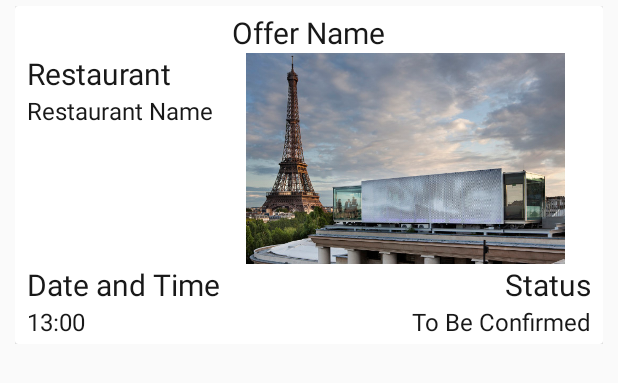
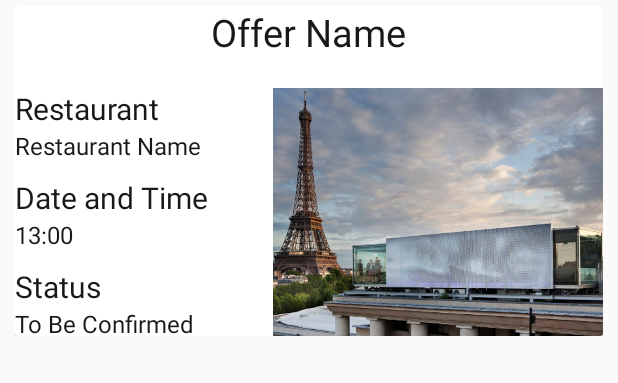
Before and after one commit to pmgrp/Lab4, an Android app: the layout user_reservation_card.xml on its own in the app's theme, with its tools: preview values and no code run, on a phone screen of 412 x 824 dp. Shown: the top 383 px of the screen. Run offline under Robolectric (Android 15) with nearby library versions, the phone set to English and light mode, and no system bars.

Commit message:
Changes in reservation design and some minor bugs fixed

```diff
--- a/app/src/main/java/a15/group/lab4/DataGen.java
+++ b/app/src/main/java/a15/group/lab4/DataGen.java
@@ -75,7 +75,7 @@ public class DataGen {
         off5.setPhoto(imagePath);
         off5.setName("Chicken");
         off5.setPrice(8);
-        off5.setRestaurantLatitude(35.689487); //Tokio
+        off5.setRestaurantLatitude(35.689487); //Tokyo
         off5.setRestaurantLongitude(139.691706);
         off5.setRestaurantName("Keio Sushi");
         off5.setDescription("Japanese style fried chicken");
@@ -88,7 +88,7 @@ public class DataGen {
         off6.setPhoto(imagePath);
         off6.setName("Sushi");
         off6.setPrice(16);
-        off6.setRestaurantLatitude(35.689487); //Tokio
+        off6.setRestaurantLatitude(35.689487); //Tokyo
         off6.setRestaurantLongitude(139.691706);
         off6.setRestaurantName("Keio Sushi");
         off6.setDescription("World famous Japanese sushi");
--- a/app/src/main/java/a15/group/lab4/UserActivityShowOfferDetails.java
+++ b/app/src/main/java/a15/group/lab4/UserActivityShowOfferDetails.java
@@ -101,6 +101,7 @@ public class UserActivityShowOfferDetails extends AppCompatActivity
 
 
         //get reservations if there were already saved
+
         json = preferences.getString("reservations", null);
         if(json != null) {
             reservations = gson.fromJson(json, new TypeToken<List<Reservation>>() {
--- a/app/src/main/java/a15/group/lab4/UserActivityShowReservationDetails.java
+++ b/app/src/main/java/a15/group/lab4/UserActivityShowReservationDetails.java
@@ -73,7 +73,8 @@ public class UserActivityShowReservationDetails extends AppCompatActivity {
 
             textView = (TextView) findViewById(R.id.reservation_details_button_restaurant);
             textView.setText(restaurant.getRestaurantName());
-
+            imageView = (ImageView) findViewById(R.id.reservation_details_restaurant_image);
+            imageView.setImageURI(Uri.parse(restaurant.getRestaurantPhoto()));
         }
 
         Toolbar toolbar = (Toolbar) findViewById(R.id.toolbar_reservation_details);
--- a/app/src/main/res/layout/user_activity_show_reservation_details.xml
+++ b/app/src/main/res/layout/user_activity_show_reservation_details.xml
@@ -123,8 +123,7 @@
                 android:layout_width="match_parent"
                 android:layout_height="match_parent"
                 android:src="@drawable/restaurant_paris"
-                android:scaleType="centerCrop"
-                />
+                android:scaleType="centerCrop"/>
 
             <TextView
                 android:layout_width="wrap_content"
--- a/app/src/main/res/layout/user_reservation_card.xml
+++ b/app/src/main/res/layout/user_reservation_card.xml
@@ -10,30 +10,30 @@
     <android.support.v7.widget.CardView
         android:id="@+id/reservation_card"
         android:layout_width="match_parent"
-        android:layout_height="wrap_content">
-
-        <LinearLayout
-            android:layout_width="match_parent"
-            android:layout_height="wrap_content"
-            android:orientation="vertical">
+        android:layout_height="220dp">
 
         <RelativeLayout
             android:layout_width="match_parent"
-                android:layout_height="225dp"
-                android:paddingBottom="4dp"
-                android:paddingLeft="8dp"
-                android:paddingRight="8dp"
-                android:paddingTop="4dp">
+            android:layout_height="match_parent"
+            android:id="@+id/relativeLayout">
 
             <TextView
                 android:id="@+id/reservation_card_offer_name"
                 android:layout_width="wrap_content"
                 android:layout_height="wrap_content"
+                android:layout_centerInParent="true"
                 android:layout_alignParentTop="true"
-                    android:layout_centerInParent="true"
                 android:text="Offer Name"
                 android:textColor="@color/dark_text_color"
-                    android:textSize="20sp" />
+                android:textSize="25sp"
+                android:layout_marginBottom="20dp"/>
+
+            <LinearLayout
+                android:layout_width="match_parent"
+                android:layout_height="match_parent"
+                android:orientation="vertical"
+                android:layout_below="@id/reservation_card_offer_name">
+
 
                 <TextView
                     android:id="@+id/reservation_card_restaurant_title"
@@ -42,33 +42,27 @@
                     android:text="Restaurant"
                     android:textColor="@color/dark_text_color"
                     android:textSize="20sp"
-                    android:layout_below="@+id/reservation_card_offer_name"
-                    android:layout_alignParentLeft="true"
-                    android:layout_alignParentStart="true" />
+                    android:layout_below="@+id/reservation_card_offer_name" />
 
 
                 <TextView
                     android:id="@+id/reservation_card_restaurant"
-                    android:layout_width="match_parent"
+                    android:layout_width="wrap_content"
                     android:layout_height="wrap_content"
-                    android:paddingBottom="8dp"
                     android:text="Restaurant Name"
                     android:textColor="@color/dark_text_color"
                     android:textSize="16sp"
-                    android:layout_below="@+id/reservation_card_restaurant_title"
-                    android:layout_alignParentLeft="true"
-                    android:layout_alignParentStart="true" />
+                    android:layout_below="@id/reservation_card_restaurant_title"
+                    android:layout_marginBottom="10dp"/>
 
                 <TextView
                     android:id="@+id/reservation_card_time_title"
                     android:layout_width="wrap_content"
                     android:layout_height="wrap_content"
                     android:text="Date and Time"
+                    android:layout_gravity="center_vertical"
                     android:textColor="@color/dark_text_color"
-                    android:textSize="20sp"
-                    android:layout_above="@+id/reservation_card_time"
-                    android:layout_alignParentLeft="true"
-                    android:layout_alignParentStart="true" />
+                    android:textSize="20sp"/>
 
                 <TextView
                     android:id="@+id/reservation_card_time"
@@ -77,9 +71,7 @@
                     android:text="13:00"
                     android:textColor="@color/dark_text_color"
                     android:textSize="16sp"
-                    android:layout_alignParentBottom="true"
-                    android:layout_alignParentLeft="true"
-                    android:layout_alignParentStart="true" />
+                    android:layout_marginBottom="10dp"/>
 
                 <TextView
                     android:id="@+id/reservation_card_status_title"
@@ -87,10 +79,7 @@
                     android:layout_height="wrap_content"
                     android:text="Status"
                     android:textColor="@color/dark_text_color"
-                    android:textSize="20sp"
-                    android:layout_alignTop="@+id/reservation_card_time_title"
-                    android:layout_alignRight="@+id/reservation_card_restaurant"
-                    android:layout_alignEnd="@+id/reservation_card_restaurant" />
+                    android:textSize="20sp"/>
 
                 <TextView
                     android:id="@+id/reservation_card_status"
@@ -98,23 +87,20 @@
                     android:layout_height="wrap_content"
                     android:text="To Be Confirmed"
                     android:textColor="@color/dark_text_color"
-                    android:textSize="16sp"
-                    android:layout_alignTop="@+id/reservation_card_time"
-                    android:layout_alignParentRight="true"
-                    android:layout_alignParentEnd="true" />
+                    android:textSize="16sp"/>
+
+            </LinearLayout>
 
             <ImageView
-                    android:layout_width="wrap_content"
-                    android:layout_height="wrap_content"
+                android:layout_width="220dp"
+                android:layout_height="match_parent"
                 android:id="@+id/reservation_card_image"
                 android:src="@drawable/restaurant_paris"
-                    android:layout_alignRight="@+id/reservation_card_restaurant"
-                    android:layout_alignEnd="@+id/reservation_card_restaurant"
-                    android:layout_toEndOf="@+id/reservation_card_time_title"
-                    android:layout_alignTop="@+id/reservation_card_restaurant_title"
-                    android:layout_above="@+id/reservation_card_time_title"
-                    android:layout_toRightOf="@+id/reservation_card_time_title" />
+                android:layout_below="@id/reservation_card_offer_name"
+                android:layout_alignParentRight="true"
+                android:scaleType="centerCrop"/>
+
+
         </RelativeLayout>
-        </LinearLayout>
     </android.support.v7.widget.CardView>
 </LinearLayout>
```
Lines whose indentation alone changed are shown as unchanged.
